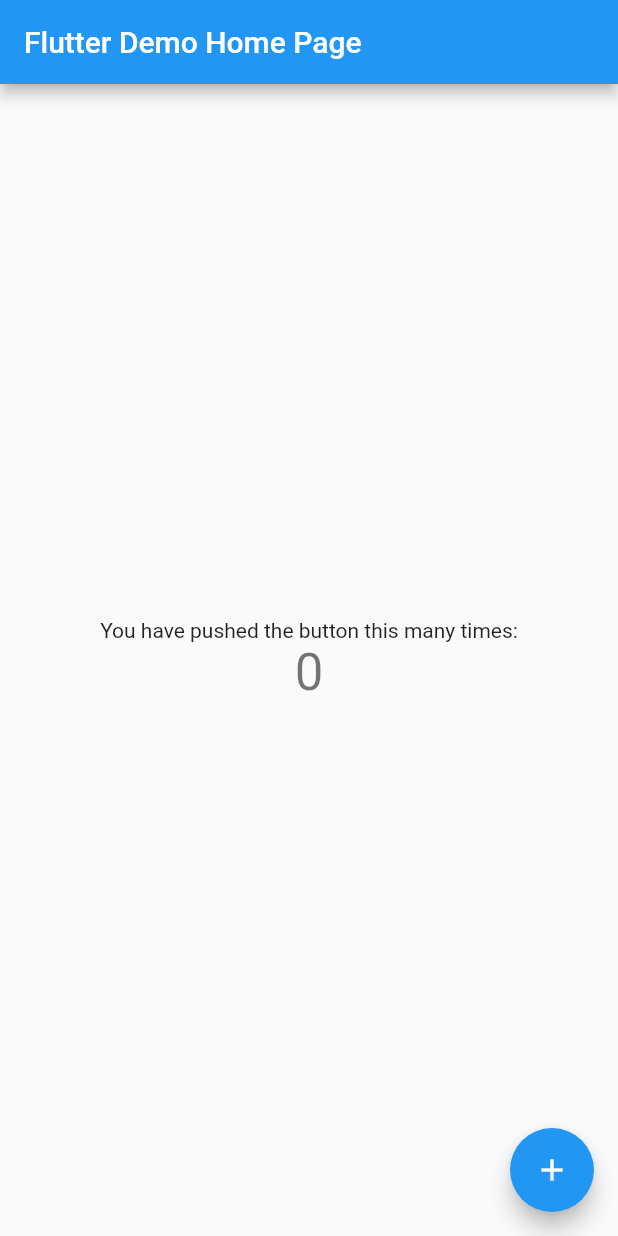
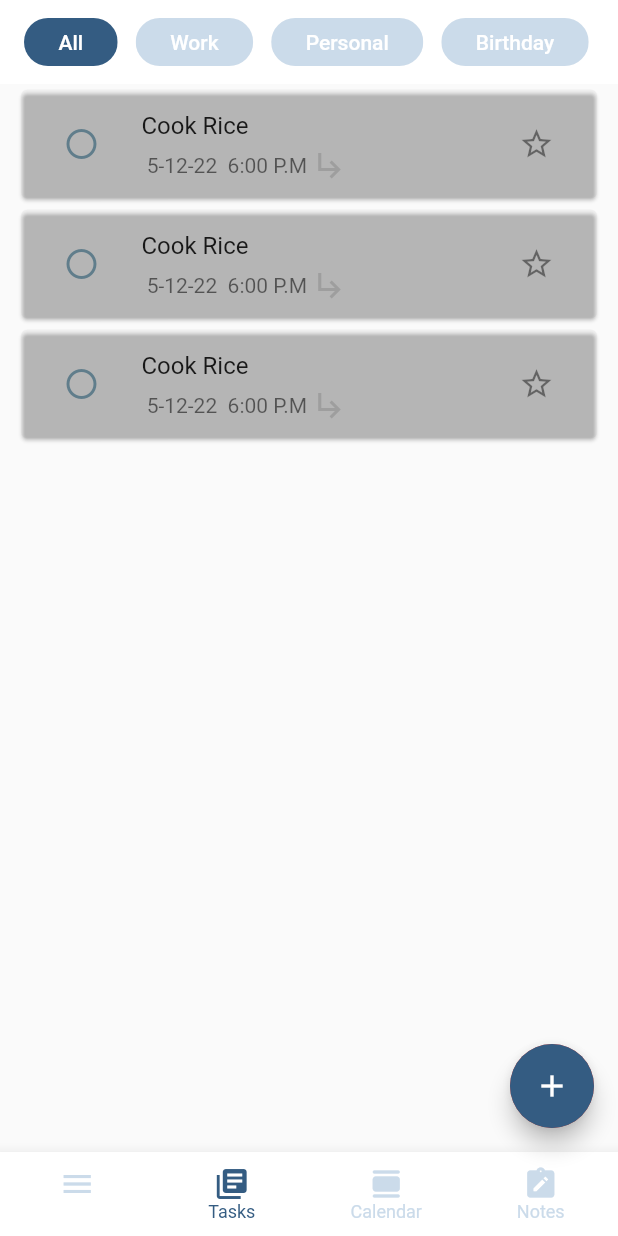
Before and after one commit to KaungMinSett/reminder, a Flutter app: the screen it shows after launch, on a phone screen of 412 x 824 dp. Run offline on Flutter 3.47's test engine with Material 2 defaults, Android fonts, the phone set to English and light mode, and no system bars.

Commit message:
task Ui complete

```diff
--- /dev/null
+++ b/lib/home.dart
@@ -0,0 +1,185 @@
+import 'package:flutter/material.dart';
+import 'package:reminder/task.dart';
+
+// 1
+class Home extends StatefulWidget {
+  const Home({Key? key}) : super(key: key);
+  @override
+  HomeState createState() => HomeState();
+}
+
+class HomeState extends State<Home> {
+  // TODO: Add state variables and functions
+  // 7
+  int currentIndex = 1;
+  final GlobalKey<ScaffoldState> scaffoldKey = GlobalKey<ScaffoldState>();
+  void _onItemTapped(int index) {
+    setState(() {
+      if (index == 0) {
+        scaffoldKey.currentState?.openDrawer();
+        currentIndex = 1;
+      } else {
+        currentIndex = index;
+      }
+    });
+  }
+
+// 8
+  static List<Widget> pages = <Widget>[
+    // TODO: Replace with Card1
+    const Drawer(),
+    const Tasks(),
+
+    // TODO: Replace with Card2
+    const Tasks(),
+
+    // TODO: Replace with Card3
+    const Tasks()
+  ];
+// 9
+
+  @override
+  Widget build(BuildContext context) {
+    return Scaffold(
+      key: scaffoldKey,
+      drawer: Drawer(
+        child: ListView(
+          children: <Widget>[
+            const DrawerHeader(
+              decoration: BoxDecoration(
+                color: Color(0xff90CAF9),
+              ),
+              child: Center(
+                child: Text('Remind You, Yourself',
+                    style: TextStyle(
+                        fontSize: 16,
+                        fontFamily: "Roboto Mono",
+                        letterSpacing: 5,
+                        color: Color(0xff345c82))),
+              ),
+            ),
+
+            ExpansionTile(
+              leading: const Icon(Icons.category_rounded,
+                  color: Color(0xff90CAF9) ),
+              title: const Text("Category"),
+              textColor:const Color(0xff345c82),
+              children:
+              [
+                ListTile(
+                  leading: const Icon(Icons.list_alt_rounded),
+                  title:  const Text("All"),
+                  onTap: () { /* handle item 1 tap */ },
+
+
+                ),
+                ListTile(
+                  leading: const Icon(Icons.list_alt_rounded),
+                  title:  const Text("Work"),
+                  onTap: () { /* handle item 1 tap */ },
+
+
+                ),
+                ListTile(
+                  leading: Icon(Icons.list_alt_rounded),
+                  title:  Text("Personal"),
+                  onTap: () { /* handle item 1 tap */ },
+
+
+                ),
+                ListTile(
+                  leading: Icon(Icons.list_alt_rounded),
+                  title:  Text("Birthday"),
+                  onTap: () { /* handle item 1 tap */ },
+
+
+                ),
+
+              ],
+
+
+
+            ),
+            ListTile(
+              leading: const Icon(Icons.star, color: Color(0xff90CAF9)),
+              title:const  Text("Star tasks"),
+              onTap: () {
+                // handle tap
+              },
+            ),
+            ListTile(
+              leading: const Icon(Icons.question_answer,
+                  color:  Color(0xff90CAF9)),
+              title:const  Text("FAQ"),
+              onTap: () {
+                // handle tap
+              },
+            ),
+            ListTile(
+              leading: const Icon(Icons.settings,
+                  color:  Color(0xff90CAF9)),
+              title:const  Text("Settings"),
+              onTap: () {
+                // handle tap
+              },
+            ),
+            ListTile(
+              leading: const Icon(Icons.feedback,
+                  color:  Color(0xff90CAF9)),
+              title:const  Text("Feedback"),
+              onTap: () {
+                // handle tap
+              },
+            ),
+
+
+          ],
+        ),
+      ),
+      body: pages[currentIndex],
+      bottomNavigationBar: BottomNavigationBar(
+        currentIndex: currentIndex,
+        onTap: _onItemTapped,
+        type: BottomNavigationBarType.fixed,
+        selectedFontSize: 12,
+        unselectedFontSize: 12,
+        items: const [
+          BottomNavigationBarItem(
+            icon: Icon(Icons.menu),
+            label: '',
+          ),
+          BottomNavigationBarItem(
+            icon: Icon(Icons.library_books),
+            label: 'Tasks',
+          ),
+          BottomNavigationBarItem(
+            icon: Icon(Icons.calendar_view_day_rounded),
+            label: 'Calendar',
+          ),
+          BottomNavigationBarItem(
+            icon: Icon(Icons.note_alt_rounded),
+            label: 'Notes',
+          ),
+        ],
+        backgroundColor: const Color(0xffffffff),
+        selectedItemColor: const Color(0xff345c82),
+        unselectedItemColor: const Color(0xffCBDBEA),
+      ),
+      floatingActionButton: AnimatedContainer(
+        duration: const Duration(milliseconds: 500),
+        curve: Curves.easeInOut,
+        decoration: const BoxDecoration(
+          color: Colors.red,
+          borderRadius: BorderRadius.all(Radius.circular(50)),
+        ),
+        child: FloatingActionButton(
+          onPressed: () {
+            // Add your onPressed code here!
+          },
+          backgroundColor: const Color(0xff345c82),
+          child: const Icon(Icons.add),
+        ),
+      ),
+    );
+  }
+}
--- a/lib/main.dart
+++ b/lib/main.dart
@@ -1,115 +1,25 @@
 import 'package:flutter/material.dart';
 
+import 'home.dart';
+
 void main() {
-  runApp(const MyApp());
+  // 1
+  runApp(const Reminder());
 }
 
-class MyApp extends StatelessWidget {
-  const MyApp({super.key});
-
-  // This widget is the root of your application.
+class Reminder extends StatelessWidget {
+  // 2
+  const Reminder({Key? key}) : super(key: key);
   @override
   Widget build(BuildContext context) {
-    return MaterialApp(
-      title: 'Flutter Demo',
-      theme: ThemeData(
-        // This is the theme of your application.
-        //
-        // Try running your application with "flutter run". You'll see the
-        // application has a blue toolbar. Then, without quitting the app, try
-        // changing the primarySwatch below to Colors.green and then invoke
-        // "hot reload" (press "r" in the console where you ran "flutter run",
-        // or simply save your changes to "hot reload" in a Flutter IDE).
-        // Notice that the counter didn't reset back to zero; the application
-        // is not restarted.
-        primarySwatch: Colors.blue,
-      ),
-      home: const MyHomePage(title: 'Flutter Demo Home Page'),
+    // TODO: Create theme
+    // TODO: Apply Home widget
+    // 3
+    return const MaterialApp(
+        debugShowCheckedModeBanner: false,
+
+
+        home:Home()
     );
   }
 }
-
-class MyHomePage extends StatefulWidget {
-  const MyHomePage({super.key, required this.title});
-
-  // This widget is the home page of your application. It is stateful, meaning
-  // that it has a State object (defined below) that contains fields that affect
-  // how it looks.
-
-  // This class is the configuration for the state. It holds the values (in this
-  // case the title) provided by the parent (in this case the App widget) and
-  // used by the build method of the State. Fields in a Widget subclass are
-  // always marked "final".
-
-  final String title;
-
-  @override
-  State<MyHomePage> createState() => _MyHomePageState();
-}
-
-class _MyHomePageState extends State<MyHomePage> {
-  int _counter = 0;
-
-  void _incrementCounter() {
-    setState(() {
-      // This call to setState tells the Flutter framework that something has
-      // changed in this State, which causes it to rerun the build method below
-      // so that the display can reflect the updated values. If we changed
-      // _counter without calling setState(), then the build method would not be
-      // called again, and so nothing would appear to happen.
-      _counter++;
-    });
-  }
-
-  @override
-  Widget build(BuildContext context) {
-    // This method is rerun every time setState is called, for instance as done
-    // by the _incrementCounter method above.
-    //
-    // The Flutter framework has been optimized to make rerunning build methods
-    // fast, so that you can just rebuild anything that needs updating rather
-    // than having to individually change instances of widgets.
-    return Scaffold(
-      appBar: AppBar(
-        // Here we take the value from the MyHomePage object that was created by
-        // the App.build method, and use it to set our appbar title.
-        title: Text(widget.title),
-      ),
-      body: Center(
-        // Center is a layout widget. It takes a single child and positions it
-        // in the middle of the parent.
-        child: Column(
-          // Column is also a layout widget. It takes a list of children and
-          // arranges them vertically. By default, it sizes itself to fit its
-          // children horizontally, and tries to be as tall as its parent.
-          //
-          // Invoke "debug painting" (press "p" in the console, choose the
-          // "Toggle Debug Paint" action from the Flutter Inspector in Android
-          // Studio, or the "Toggle Debug Paint" command in Visual Studio Code)
-          // to see the wireframe for each widget.
-          //
-          // Column has various properties to control how it sizes itself and
-          // how it positions its children. Here we use mainAxisAlignment to
-          // center the children vertically; the main axis here is the vertical
-          // axis because Columns are vertical (the cross axis would be
-          // horizontal).
-          mainAxisAlignment: MainAxisAlignment.center,
-          children: <Widget>[
-            const Text(
-              'You have pushed the button this many times:',
-            ),
-            Text(
-              '$_counter',
-              style: Theme.of(context).textTheme.headline4,
-            ),
-          ],
-        ),
-      ),
-      floatingActionButton: FloatingActionButton(
-        onPressed: _incrementCounter,
-        tooltip: 'Increment',
-        child: const Icon(Icons.add),
-      ), // This trailing comma makes auto-formatting nicer for build methods.
-    );
-  }
-}
--- /dev/null
+++ b/lib/task.dart
@@ -0,0 +1,335 @@
+import 'package:flutter/material.dart';
+
+
+class Tasks extends StatefulWidget {
+  const Tasks({Key? key}) : super(key: key);
+
+  @override
+  State<Tasks> createState() => _TasksState();
+}
+
+class _TasksState extends State<Tasks> with TickerProviderStateMixin {
+
+  int _selectedIndex = 0;
+  final List<String> _tabs = ["All", "Work", "Personal", "Birthday"];
+  Color task_color = Colors.black12.withOpacity(0.0) ;
+
+
+
+  @override
+  Widget build(BuildContext context) {
+    return Scaffold(
+      appBar: AppBar(
+        backgroundColor: Colors.white,
+        elevation: 0.0,
+        title: SingleChildScrollView(
+          scrollDirection: Axis.horizontal,
+          child: Row(
+            children: [
+              for (var i = 0; i < _tabs.length; i++)
+                Container(
+                  margin: const EdgeInsets.only(right: 12.0),
+                  child: ChoiceChip(
+                    backgroundColor: const Color(0xffCBDBEA),
+                    selectedColor: const Color(0xff345c82),
+                    padding: const EdgeInsets.symmetric(horizontal: 15.0),
+                    label: Text(_tabs[i]),
+                    selected: i == _selectedIndex,
+                    labelStyle: const TextStyle(
+                      color: Colors.white,
+                    ),
+                    onSelected: (selected) {
+                      setState(() {
+                        _selectedIndex = i;
+                      });
+                    },
+                  ),
+                ),
+            ],
+          ),
+        ),
+      ),
+      body: Center(
+        child: Container(
+          width: MediaQuery.of(context).size.width * 0.95,
+          child: ListView(
+            children: _selectedIndex == 0
+                ? <Widget>[
+              Card(
+                color: task_color,
+                child: ListTile(
+                  leading: IconButton(
+                    icon: Icon(Icons.circle_outlined,
+                        color: Colors.blueGrey),
+                    onPressed: () {
+                      // Do something when the button is pressed
+                    },
+                  ),
+                  title: Text('Cook Rice'),
+                  subtitle: Padding(
+                    padding: const EdgeInsets.only(top: 5.0),
+                    child: Row(
+                      children: <Widget>[
+                        Text(" 5-12-22  6:00 P.M "),
+                        Icon(Icons.subdirectory_arrow_right,
+                            color: Colors.grey),
+                      ],
+                    ),
+                  ),
+                  trailing: IconButton(
+                    icon: Icon(Icons.star_border),
+                    onPressed: () {
+                      // Do something when the button is pressed
+                    },
+                  ),
+                ),
+              ),
+              Card(
+                color: task_color,
+                child: ListTile(
+                  leading: IconButton(
+                    icon: Icon(Icons.circle_outlined,
+                        color: Colors.blueGrey),
+                    onPressed: () {
+                      // Do something when the button is pressed
+                    },
+                  ),
+                  title: Text('Cook Rice'),
+                  subtitle: Padding(
+                    padding: const EdgeInsets.only(top: 5.0),
+                    child: Row(
+                      children: <Widget>[
+                        Text(" 5-12-22  6:00 P.M "),
+                        Icon(Icons.subdirectory_arrow_right,
+                            color: Colors.grey),
+                      ],
+                    ),
+                  ),
+                  trailing: IconButton(
+                    icon: Icon(Icons.star_border),
+                    onPressed: () {
+                      // Do something when the button is pressed
+                    },
+                  ),
+                ),
+              ),
+              Card(
+                color: task_color,
+                child: ListTile(
+                  leading: IconButton(
+                    icon: Icon(Icons.circle_outlined,
+                        color: Colors.blueGrey),
+                    onPressed: () {
+                      // Do something when the button is pressed
+                    },
+                  ),
+                  title: Text('Cook Rice'),
+                  subtitle: Padding(
+                    padding: const EdgeInsets.only(top: 5.0),
+                    child: Row(
+                      children: <Widget>[
+                        Text(" 5-12-22  6:00 P.M "),
+                        Icon(Icons.subdirectory_arrow_right,
+                            color: Colors.grey),
+                      ],
+                    ),
+                  ),
+                  trailing: IconButton(
+                    icon: Icon(Icons.star_border),
+                    onPressed: () {
+                      // Do something when the button is pressed
+                    },
+                  ),
+                ),
+              ),
+            ]
+                : _selectedIndex == 1
+                ? <Widget>[
+              Card(
+                color: task_color,
+                child: ListTile(
+                  leading: IconButton(
+                    icon: Icon(Icons.circle_outlined,
+                        color: Colors.blueGrey),
+                    onPressed: () {
+                      // Do something when the button is pressed
+                    },
+                  ),
+                  title: Text('Cook Rice'),
+                  subtitle: Padding(
+                    padding: const EdgeInsets.only(top: 5.0),
+                    child: Row(
+                      children: <Widget>[
+                        Text(" 5-12-22  6:00 P.M "),
+                        Icon(Icons.subdirectory_arrow_right,
+                            color: Colors.grey),
+                      ],
+                    ),
+                  ),
+                  trailing: IconButton(
+                    icon: Icon(Icons.star_border),
+                    onPressed: () {
+                      // Do something when the button is pressed
+                    },
+                  ),
+                ),
+              ),
+              Card(
+                color: task_color,
+                child: ListTile(
+                  leading: IconButton(
+                    icon: Icon(Icons.circle_outlined,
+                        color: Colors.blueGrey),
+                    onPressed: () {
+                      // Do something when the button is pressed
+                    },
+                  ),
+                  title: Text('Cook Rice'),
+                  subtitle: Padding(
+                    padding: const EdgeInsets.only(top: 5.0),
+                    child: Row(
+                      children: <Widget>[
+                        Text(" 5-12-22  6:00 P.M "),
+                        Icon(Icons.subdirectory_arrow_right,
+                            color: Colors.grey),
+                      ],
+                    ),
+                  ),
+                  trailing: IconButton(
+                    icon: Icon(Icons.star_border),
+                    onPressed: () {
+                      // Do something when the button is pressed
+                    },
+                  ),
+                ),
+              ),
+              Card(
+                color: task_color,
+                child: ListTile(
+                  leading: IconButton(
+                    icon: Icon(Icons.circle_outlined,
+                        color: Colors.blueGrey),
+                    onPressed: () {
+                      // Do something when the button is pressed
+                    },
+                  ),
+                  title: Text('Cook Rice'),
+                  subtitle: Padding(
+                    padding: const EdgeInsets.only(top: 5.0),
+                    child: Row(
+                      children: <Widget>[
+                        Text(" 5-12-22  6:00 P.M "),
+                        Icon(Icons.subdirectory_arrow_right,
+                            color: Colors.grey),
+                      ],
+                    ),
+                  ),
+                  trailing: IconButton(
+                    icon: Icon(Icons.star_border),
+                    onPressed: () {
+                      // Do something when the button is pressed
+                    },
+                  ),
+                ),
+              ),
+            ]
+                : _selectedIndex == 2
+                ? <Widget>[
+              Card(
+                color: task_color,
+                child: ListTile(
+                  leading: IconButton(
+                    icon: Icon(Icons.circle_outlined,
+                        color: Colors.blueGrey),
+                    onPressed: () {
+                      // Do something when the button is pressed
+                    },
+                  ),
+                  title: Text('Cook Rice'),
+                  subtitle: Padding(
+                    padding: const EdgeInsets.only(top: 5.0),
+                    child: Row(
+                      children: <Widget>[
+                        Text(" 5-12-22  6:00 P.M "),
+                        Icon(Icons.subdirectory_arrow_right,
+                            color: Colors.grey),
+                      ],
+                    ),
+                  ),
+                  trailing: IconButton(
+                    icon: Icon(Icons.star_border),
+                    onPressed: () {
+                      // Do something when the button is pressed
+                    },
+                  ),
+                ),
+              ),
+              Card(
+                color: task_color,
+                child: ListTile(
+                  leading: IconButton(
+                    icon: Icon(Icons.circle_outlined,
+                        color: Colors.blueGrey),
+                    onPressed: () {
+                      // Do something when the button is pressed
+                    },
+                  ),
+                  title: Text('Cook Rice'),
+                  subtitle: Padding(
+                    padding: const EdgeInsets.only(top: 5.0),
+                    child: Row(
+                      children: <Widget>[
+                        Text(" 5-12-22  6:00 P.M "),
+                        Icon(Icons.subdirectory_arrow_right,
+                            color: Colors.grey),
+                      ],
+                    ),
+                  ),
+                  trailing: IconButton(
+                    icon: Icon(Icons.star_border),
+                    onPressed: () {
+                      // Do something when the button is pressed
+                    },
+                  ),
+                ),
+              ),
+            ]
+                : _selectedIndex == 3
+                ? <Widget>[
+              Card(
+                color: task_color,
+                child: ListTile(
+                  leading: IconButton(
+                    icon: Icon(Icons.circle_outlined,
+                        color: Colors.blueGrey),
+                    onPressed: () {
+                      // Do something when the button is pressed
+                    },
+                  ),
+                  title: Text('Cook Rice'),
+                  subtitle: Padding(
+                    padding: const EdgeInsets.only(top: 5.0),
+                    child: Row(
+                      children: <Widget>[
+                        Text(" 5-12-22  6:00 P.M "),
+                        Icon(Icons.subdirectory_arrow_right,
+                            color: Colors.grey),
+                      ],
+                    ),
+                  ),
+                  trailing: IconButton(
+                    icon: Icon(Icons.star_border),
+                    onPressed: () {
+                      // Do something when the button is pressed
+                    },
+                  ),
+                ),
+              ),
+            ]
+                : [],
+          ),
+        ),
+      ),
+    );
+  }
+}
```
Also changed, not shown: 1 other file.
